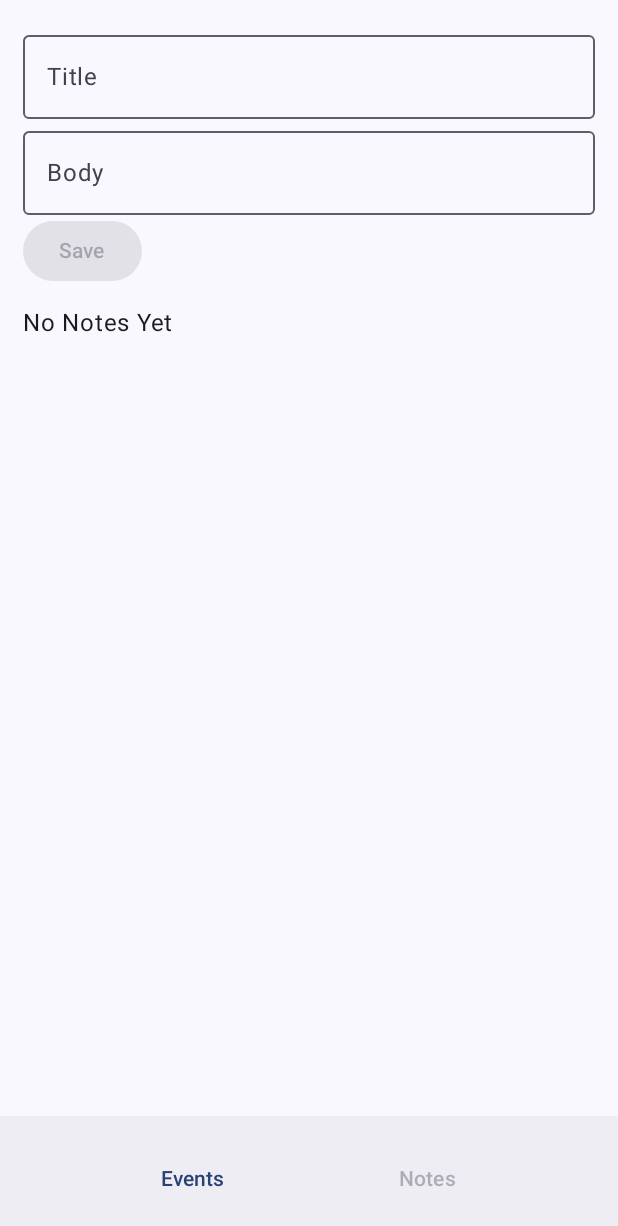
After one commit to Sgu-Justin/kampusgo, an Android app built with Jetpack Compose: the NotesScreen screen opened through its navigation route, on a phone screen of 412 x 824 dp. The commit adds this screen. Shown: the top 1226 px of the screen. Run offline under Robolectric (Android 15) with nearby library versions, the phone set to English and light mode, and no system bars; our stand-ins replace Room's generated code.

Commit message:
lab 09 Room notes

```diff
--- a/app/build.gradle.kts
+++ b/app/build.gradle.kts
@@ -1,6 +1,7 @@
 plugins {
     alias(libs.plugins.android.application)
     alias(libs.plugins.kotlin.compose)
+    alias(libs.plugins.ksp)
 }
 
 android {
@@ -52,4 +53,8 @@ dependencies {
     debugImplementation(libs.androidx.compose.ui.test.manifest)
     debugImplementation(libs.androidx.compose.ui.tooling)
     implementation(libs.androidx.constraintlayout)
+    implementation(libs.androidx.room.runtime)
+    implementation(libs.androidx.room.ktx)
+    ksp(libs.androidx.room.compiler)
+    implementation(libs.androidx.navigation.compose)
 }
--- /dev/null
+++ b/app/src/main/java/com/example/kampusgo/KampusNav.kt
@@ -0,0 +1,62 @@
+package com.example.kampusgo
+
+import androidx.compose.foundation.layout.Arrangement
+import androidx.compose.foundation.layout.Row
+import androidx.compose.foundation.layout.fillMaxWidth
+import androidx.compose.foundation.layout.padding
+import androidx.compose.material3.BottomAppBar
+import androidx.compose.material3.Scaffold
+import androidx.compose.material3.Text
+import androidx.compose.material3.TextButton
+import androidx.compose.runtime.Composable
+import androidx.compose.runtime.getValue
+import androidx.compose.ui.Modifier
+import androidx.navigation.compose.NavHost
+import androidx.navigation.compose.composable
+import androidx.navigation.compose.currentBackStackEntryAsState
+import androidx.navigation.compose.rememberNavController
+
+@Composable
+fun KampusApp(eventsContent: @Composable () -> Unit) {
+    val navController = rememberNavController()
+    val backStackEntry by navController.currentBackStackEntryAsState()
+    val currentRoute = backStackEntry?.destination?.route ?: "events"
+
+    Scaffold(
+        bottomBar = {
+            BottomAppBar {
+                Row(
+                    modifier = Modifier.fillMaxWidth(),
+                    horizontalArrangement = Arrangement.SpaceEvenly,
+                ) {
+                    TextButton(
+                        onClick = { navController.popBackStack("events", inclusive = false) },
+                        enabled = currentRoute != "events",
+                    ) {
+                        Text("Events")
+                    }
+
+                    TextButton(
+                        onClick = {
+                            navController.navigate("notes") {
+                                launchSingleTop = true
+                            }
+                        },
+                        enabled = currentRoute != "notes",
+                    ) {
+                        Text("Notes")
+                    }
+                }
+            }
+        },
+    ) { innerPadding ->
+        NavHost(
+            navController = navController,
+            startDestination = "events",
+            modifier = Modifier.padding(innerPadding),
+        ) {
+            composable("events") { eventsContent() }
+            composable("notes") { NotesScreen() }
+        }
+    }
+}
--- a/app/src/main/java/com/example/kampusgo/MainActivity.kt
+++ b/app/src/main/java/com/example/kampusgo/MainActivity.kt
@@ -29,6 +29,7 @@ class MainActivity : ComponentActivity() {
 
         setContent {
             KampusGoTheme {
+                KampusApp {
                     var showEmpty by remember { mutableStateOf(false) }
                     val events = if (showEmpty) emptyList() else sampleEvents
 
@@ -78,6 +79,7 @@ class MainActivity : ComponentActivity() {
             }
         }
     }
+}
 
 @Composable
 fun Greeting(name: String, modifier: Modifier = Modifier) {
--- /dev/null
+++ b/app/src/main/java/com/example/kampusgo/NoteDao.kt
@@ -0,0 +1,19 @@
+package com.example.kampusgo
+
+import androidx.room.Dao
+import androidx.room.Delete
+import androidx.room.Insert
+import androidx.room.Query
+import kotlinx.coroutines.flow.Flow
+
+@Dao
+interface NoteDao {
+    @Query("SELECT * FROM notes ORDER BY id DESC")
+    fun observeAll(): Flow<List<Note>>
+
+    @Insert
+    suspend fun insert(note: Note)
+
+    @Delete
+    suspend fun delete(note: Note)
+}
--- /dev/null
+++ b/app/src/main/java/com/example/kampusgo/NoteDatabase.kt
@@ -0,0 +1,30 @@
+package com.example.kampusgo
+
+import android.content.Context
+import androidx.room.Database
+import androidx.room.Room
+import androidx.room.RoomDatabase
+
+@Database(entities = [Note::class], version = 1, exportSchema = false)
+abstract class NoteDatabase : RoomDatabase() {
+    abstract fun noteDao(): NoteDao
+
+    companion object {
+        @Volatile
+        private var instance: NoteDatabase? = null
+
+        fun get(context: Context): NoteDatabase {
+            return instance ?: synchronized(this) {
+                instance ?: Room.databaseBuilder(
+                    context.applicationContext,
+                    NoteDatabase::class.java,
+                    "kampusgo.db",
+                )
+                    // Lab only: an unsupported schema change can erase saved notes.
+                    .fallbackToDestructiveMigration()
+                    .build()
+                    .also { instance = it }
+            }
+        }
+    }
+}
--- /dev/null
+++ b/app/src/main/java/com/example/kampusgo/NotesScreen.kt
@@ -0,0 +1,86 @@
+package com.example.kampusgo
+
+import androidx.compose.foundation.layout.Column
+import androidx.compose.foundation.layout.Row
+import androidx.compose.foundation.layout.fillMaxSize
+import androidx.compose.foundation.layout.fillMaxWidth
+import androidx.compose.foundation.layout.padding
+import androidx.compose.foundation.lazy.LazyColumn
+import androidx.compose.foundation.lazy.items
+import androidx.compose.material3.Button
+import androidx.compose.material3.OutlinedTextField
+import androidx.compose.material3.Text
+import androidx.compose.material3.TextButton
+import androidx.compose.runtime.Composable
+import androidx.compose.runtime.collectAsState
+import androidx.compose.runtime.getValue
+import androidx.compose.runtime.mutableStateOf
+import androidx.compose.runtime.remember
+import androidx.compose.runtime.rememberCoroutineScope
+import androidx.compose.runtime.setValue
+import androidx.compose.ui.Alignment
+import androidx.compose.ui.Modifier
+import androidx.compose.ui.platform.LocalContext
+import androidx.compose.ui.unit.dp
+import kotlinx.coroutines.launch
+
+@Composable
+fun NotesScreen(modifier: Modifier = Modifier) {
+    val context = LocalContext.current
+    val dao = remember(context) { NoteDatabase.get(context).noteDao() }
+    val notesFlow = remember(dao) { dao.observeAll() }
+    val notes by notesFlow.collectAsState(initial = emptyList())
+    var title by remember { mutableStateOf("") }
+    var body by remember { mutableStateOf("") }
+    val scope = rememberCoroutineScope()
+
+    Column(modifier = modifier.fillMaxSize().padding(15.dp)) {
+        OutlinedTextField(
+            value = title,
+            onValueChange = { title = it },
+            label = { Text("Title") },
+            modifier = Modifier.fillMaxWidth(),
+        )
+
+        OutlinedTextField(
+            value = body,
+            onValueChange = { body = it },
+            label = { Text("Body") },
+            modifier = Modifier.fillMaxWidth(),
+        )
+
+        Button(
+            onClick = {
+                val note = Note(title = title.trim(), body = body.trim())
+                scope.launch { dao.insert(note) }
+                title = ""
+                body = ""
+            },
+            enabled = title.isNotBlank(),
+        ) {
+            Text("Save")
+        }
+
+        if (notes.isEmpty()) {
+            Text("No Notes Yet", modifier = Modifier.padding(top = 12.dp))
+        } else {
+            LazyColumn(modifier = Modifier.weight(1f)) {
+                items(notes, key = { it.id }) { note ->
+                    Row(
+                        modifier = Modifier.fillMaxWidth().padding(vertical = 8.dp),
+                        verticalAlignment = Alignment.CenterVertically,
+                    ) {
+                        Column(modifier = Modifier.weight(1f)) {
+                            Text(note.title)
+                            Text(note.body)
+                        }
+
+                        TextButton(onClick = { scope.launch { dao.delete(note) } }) {
+                            Text("Delete")
+                        }
+                    }
+                }
+            }
+        }
+    }
+}
--- a/build.gradle.kts
+++ b/build.gradle.kts
@@ -2,4 +2,5 @@
 plugins {
     alias(libs.plugins.android.application) apply false
     alias(libs.plugins.kotlin.compose) apply false
+    alias(libs.plugins.ksp) apply false
 }
```
Also changed, not shown: app/src/main/java/com/example/kampusgo/Note.kt (added, +11 -0 lines), gradle/libs.versions.toml (+8 -0 lines). Lines whose indentation alone changed are shown as unchanged.
